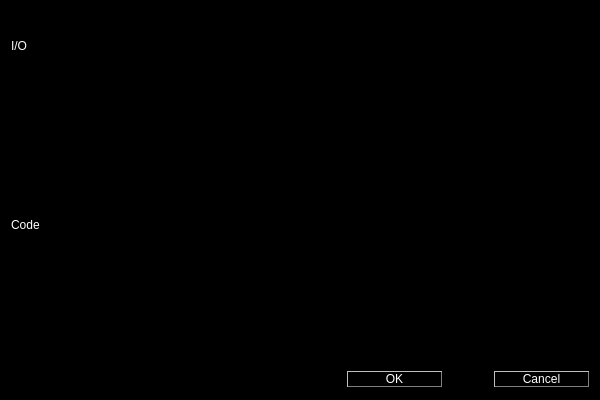
The window that src/application-qt4/block_code.ui (luisbarrancos/shrimp) describes before a commit, drawn with Qt 5.
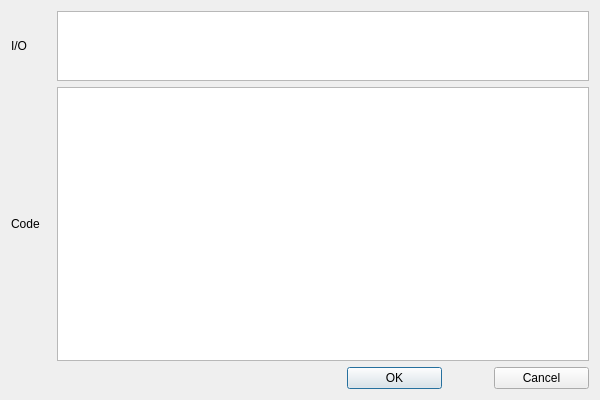
The same window after the commit.

Commit message: ENH: integrated Luis theme and moved all styles to qt/stylesheet.qss file

Diff of the .ui file:
```diff
--- a/src/application-qt4/block_code.ui
+++ b/src/application-qt4/block_code.ui
@@ -14,20 +14,13 @@
    <string>Block Code</string>
   </property>
   <property name="styleSheet">
-   <string notr="true">background-color: black;</string>
+   <string notr="true"/>
   </property>
   <layout class="QGridLayout" name="gridLayout" rowstretch="1,4,0" columnstretch="0,3,1,0,1">
    <item row="2" column="4">
     <widget class="QPushButton" name="cancelButton">
      <property name="styleSheet">
-      <string notr="true">QPushButton {
-  color: white;
-  background-color: black;
-  border-style: outset;
-  border-width: 1px;
-  border-color: gray;
-  min-width: 60px;
- }</string>
+      <string notr="true"/>
      </property>
      <property name="text">
       <string>Cancel</string>
@@ -50,14 +43,7 @@
    <item row="2" column="2">
     <widget class="QPushButton" name="okButton">
      <property name="styleSheet">
-      <string notr="true">QPushButton {
-  color: white;
-  background-color: black;
-  border-style: outset;
-  border-width: 1px;
-  border-color: gray;
-  min-width: 60px;
- }</string>
+      <string notr="true"/>
      </property>
      <property name="text">
       <string>OK</string>
@@ -109,14 +95,14 @@
    <item row="1" column="1" colspan="4">
     <widget class="QPlainTextEdit" name="codeTextEdit">
      <property name="styleSheet">
-      <string notr="true">color: white;</string>
+      <string notr="true"/>
      </property>
     </widget>
    </item>
    <item row="0" column="0">
     <widget class="QLabel" name="label">
      <property name="styleSheet">
-      <string notr="true">color: white;</string>
+      <string notr="true"/>
      </property>
      <property name="text">
       <string>I/O</string>
@@ -126,7 +112,7 @@
    <item row="1" column="0">
     <widget class="QLabel" name="label_2">
      <property name="styleSheet">
-      <string notr="true">color: white;</string>
+      <string notr="true"/>
      </property>
      <property name="text">
       <string>Code</string>
```
The commit also changes 11 other files.
